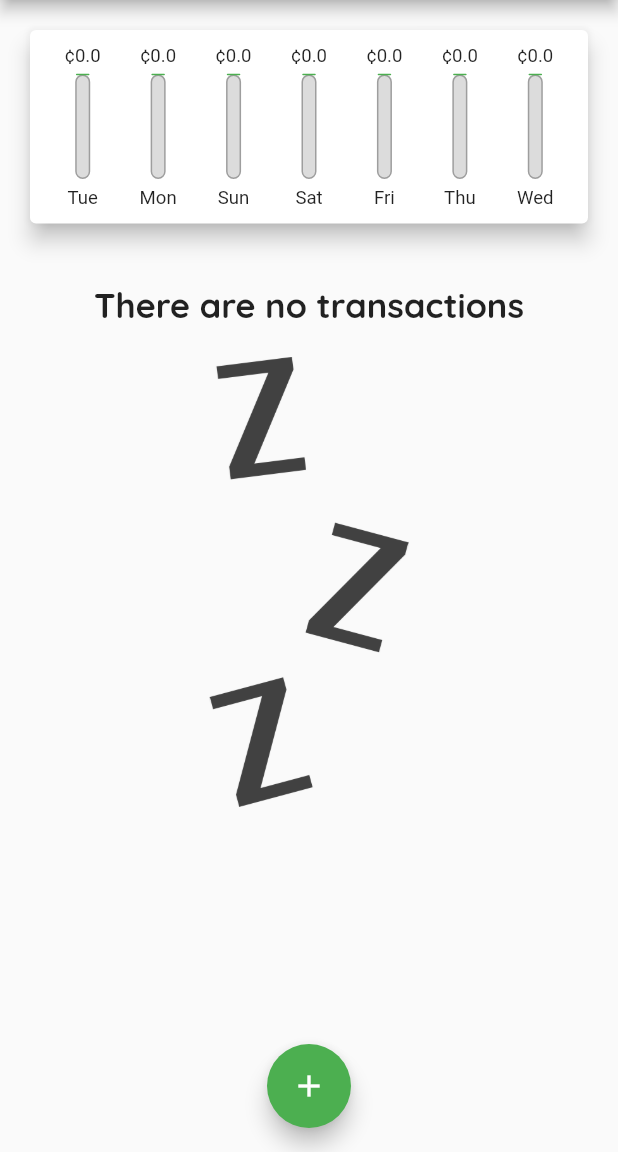
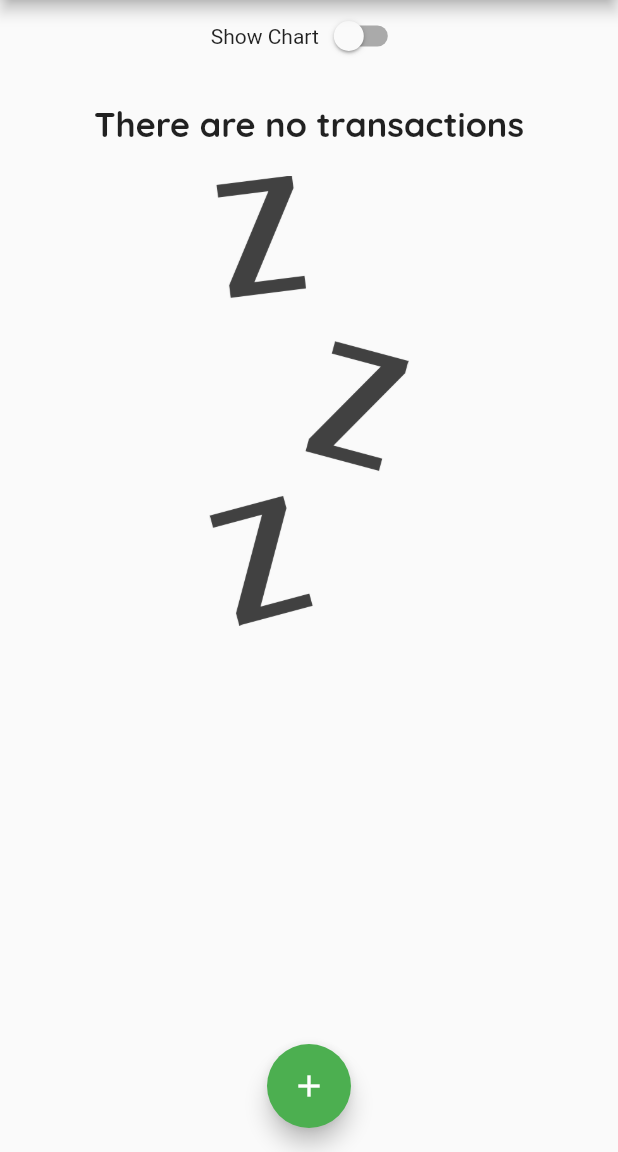
Before and after one commit to RichFlair/expenses-app, a Flutter app: the screen it shows after launch, on a phone screen of 412 x 824 dp, the part 84-1236 px from its top. Run offline on Flutter 3.47's test engine with Material 2 defaults, Android fonts, the phone set to English and light mode, and no system bars.

Commit message:
responsiveness(adding a switch

```diff
--- a/lib/main.dart
+++ b/lib/main.dart
@@ -109,6 +109,8 @@ class _MyHomePageState extends State<MyHomePage> {
     });
   }
 
+  bool _showChart = false;
+
   @override
   Widget build(BuildContext context) {
     final appBar = AppBar(
@@ -126,15 +128,31 @@ class _MyHomePageState extends State<MyHomePage> {
         child: Column(
           crossAxisAlignment: CrossAxisAlignment.stretch,
           children: [
+            Row(
+              mainAxisAlignment: MainAxisAlignment.center,
+              children: [
+                const Text('Show Chart'),
+                Switch(
+                  value: _showChart,
+                  onChanged: (value) {
+                    setState(() {
+                      _showChart = value;
+                    });
+                  },
+                ),
+              ],
+            ),
             // charts
-            SizedBox(
+            _showChart
+                ? SizedBox(
                     height: ((MediaQuery.of(context).size.height -
                             appBar.preferredSize.height -
                             MediaQuery.of(context).viewPadding.top) *
                         0.22),
-                child: Chart(recentTransaction: _recentTransaction)),
+                    child: Chart(recentTransaction: _recentTransaction),
+                  )
                 // transaction list
-            SizedBox(
+                : SizedBox(
                     height: ((MediaQuery.of(context).size.height -
                             appBar.preferredSize.height -
                             MediaQuery.of(context).viewPadding.top) *
```
Lines whose indentation alone changed are shown as unchanged.
